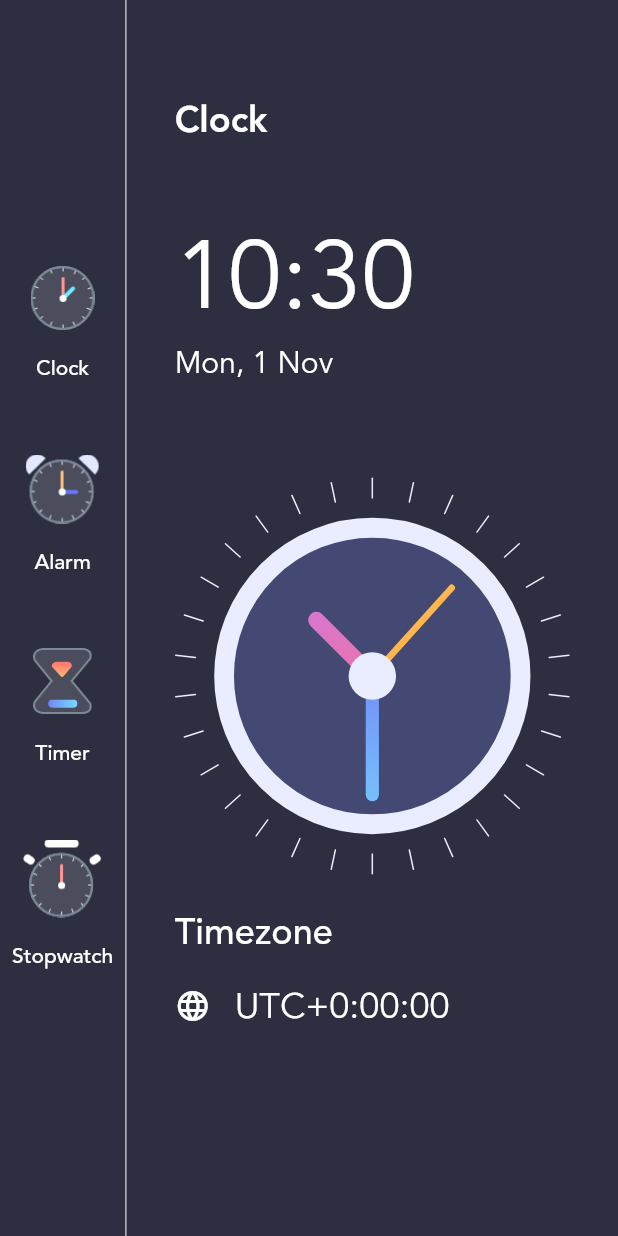
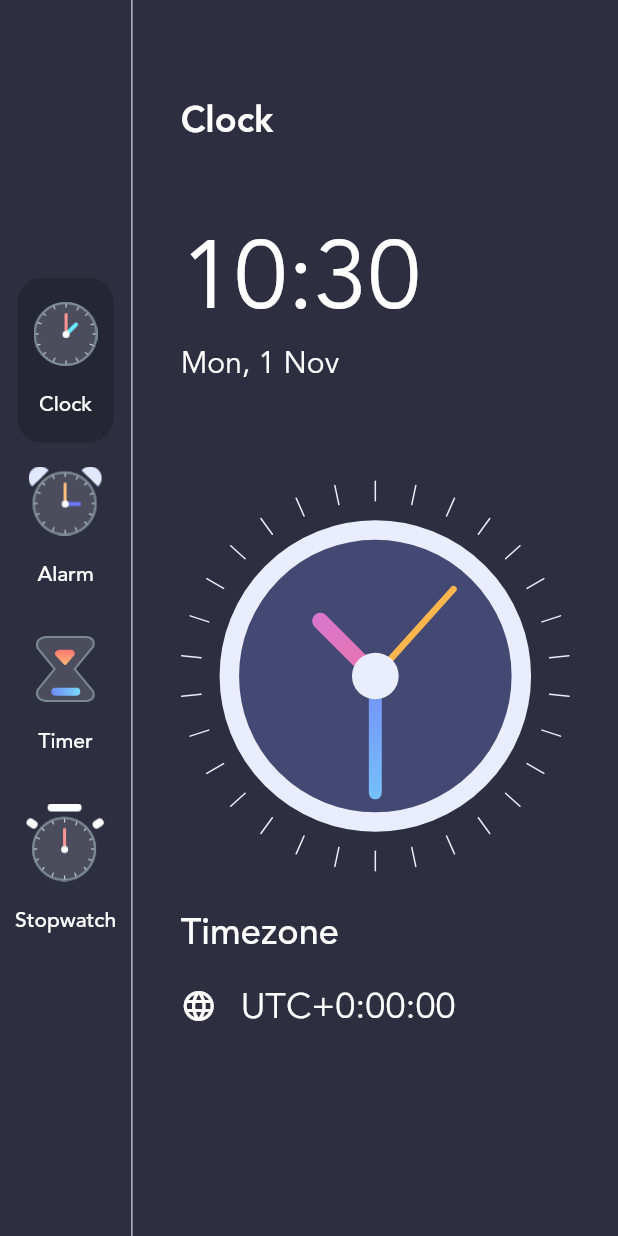
Before and after one commit to Beomus/clockApp, a Flutter app: the screen it shows after launch, on a phone screen of 412 x 824 dp. Run offline on Flutter 3.47's test engine with Material 2 defaults, Android fonts, the phone set to English and light mode, and no system bars.

Commit message:
added functionality
switching view
dynamically adding data
added custom constants

```diff
--- /dev/null
+++ b/lib/constants/theme_data.dart
@@ -0,0 +1,39 @@
+// ignore_for_file: prefer_const_constructors
+
+import 'package:flutter/material.dart';
+
+class CustomColors {
+  static Color primaryTextColor = Colors.white;
+  static Color dividerColor = Colors.white54;
+  static Color pageBackgroundColor = Color(0xFF2D2F41);
+  static Color menuBackgroundColor = Color(0xFF242634);
+
+  static Color clockBG = Color(0xFF444974);
+  static Color clockOutline = Color(0xFFEAECFF);
+  static Color? secHandColor = Colors.orange[300];
+  static Color minHandStatColor = Color(0xFF748EF6);
+  static Color minHandEndColor = Color(0xFF77DDFF);
+  static Color hourHandStatColor = Color(0xFFC279FB);
+  static Color hourHandEndColor = Color(0xFFEA74AB);
+}
+
+class GradientColors {
+  final List<Color> colors;
+  GradientColors(this.colors);
+
+  static List<Color> sky = [Color(0xFF6448FE), Color(0xFF5FC6FF)];
+  static List<Color> sunset = [Color(0xFFFE6197), Color(0xFFFFB463)];
+  static List<Color> sea = [Color(0xFF61A3FE), Color(0xFF63FFD5)];
+  static List<Color> mango = [Color(0xFFFFA738), Color(0xFFFFE130)];
+  static List<Color> fire = [Color(0xFFFF5DCD), Color(0xFFFF8484)];
+}
+
+class GradientTemplate {
+  static List<GradientColors> gradientTemplate = [
+    GradientColors(GradientColors.sky),
+    GradientColors(GradientColors.sunset),
+    GradientColors(GradientColors.sea),
+    GradientColors(GradientColors.mango),
+    GradientColors(GradientColors.fire),
+  ];
+}
--- /dev/null
+++ b/lib/data.dart
@@ -0,0 +1,13 @@
+import 'package:clock_app/enum.dart';
+import 'package:clock_app/menu_info.dart';
+
+List<MenuInfo> menuItems = [
+  MenuInfo(MenuType.clock,
+      title: 'Clock', imageSource: 'assets/clock_icon.png'),
+  MenuInfo(MenuType.alarm,
+      title: 'Alarm', imageSource: 'assets/alarm_icon.png'),
+  MenuInfo(MenuType.timer,
+      title: 'Timer', imageSource: 'assets/timer_icon.png'),
+  MenuInfo(MenuType.stopwatch,
+      title: 'Stopwatch', imageSource: 'assets/stopwatch_icon.png'),
+];
--- /dev/null
+++ b/lib/enum.dart
@@ -0,0 +1 @@
+enum MenuType { clock, alarm, timer, stopwatch }
--- a/lib/homepage.dart
+++ /dev/null
@@ -1,138 +0,0 @@
-// ignore_for_file: prefer_const_constructors
-
-import 'package:clock_app/clock_view.dart';
-import 'package:flutter/material.dart';
-import 'package:intl/intl.dart';
-
-class HomePage extends StatefulWidget {
-  const HomePage({Key? key}) : super(key: key);
-
-  @override
-  _HomePageState createState() => _HomePageState();
-}
-
-class _HomePageState extends State<HomePage> {
-  @override
-  Widget build(BuildContext context) {
-    var now = DateTime.now();
-    var formattedTime = DateFormat('HH:mm').format(now);
-    var formattedDate = DateFormat('EEE, d MMM').format(now);
-
-    var timezoneString = now.timeZoneOffset.toString().split('.').first;
-    var offsetSign = '';
-    if (!timezoneString.startsWith('-')) offsetSign = '+';
-
-    return Scaffold(
-      backgroundColor: Color(0xFF2d2F41),
-      body: Row(
-        children: <Widget>[
-          Column(
-            mainAxisAlignment: MainAxisAlignment.center,
-            children: <Widget>[
-              buildTextButton('Clock', 'assets/clock_icon.png'),
-              buildTextButton('Alarm', 'assets/alarm_icon.png'),
-              buildTextButton('Timer', 'assets/timer_icon.png'),
-              buildTextButton('Stopwatch', 'assets/stopwatch_icon.png'),
-            ],
-          ),
-          VerticalDivider(color: Colors.white, width: 1),
-          Expanded(
-            child: Container(
-              padding: EdgeInsets.symmetric(horizontal: 32, vertical: 64),
-              child: Column(
-                crossAxisAlignment: CrossAxisAlignment.start,
-                children: <Widget>[
-                  Flexible(
-                    flex: 1,
-                    fit: FlexFit.tight,
-                    child: Text('Clock',
-                        style: TextStyle(
-                            fontFamily: 'avenir',
-                            fontWeight: FontWeight.w700,
-                            color: Colors.white,
-                            fontSize: 24)),
-                  ),
-                  Flexible(
-                    flex: 2,
-                    fit: FlexFit.tight,
-                    child: Column(
-                      crossAxisAlignment: CrossAxisAlignment.start,
-                      children: [
-                        Text(formattedTime,
-                            style: TextStyle(
-                                fontFamily: 'avenir',
-                                color: Colors.white,
-                                fontSize: 64)),
-                        Text(formattedDate,
-                            style: TextStyle(
-                                fontFamily: 'avenir',
-                                fontWeight: FontWeight.w300,
-                                color: Colors.white,
-                                fontSize: 20)),
-                      ],
-                    ),
-                  ),
-                  Flexible(
-                      flex: 4,
-                      fit: FlexFit.tight,
-                      child: Align(
-                          alignment: Alignment.center,
-                          child: ClockView(
-                              size: MediaQuery.of(context).size.height / 3))),
-                  Flexible(
-                    flex: 2,
-                    fit: FlexFit.tight,
-                    child: Column(
-                      crossAxisAlignment: CrossAxisAlignment.start,
-                      children: [
-                        Text('Timezone',
-                            style: TextStyle(
-                                fontFamily: 'avenir',
-                                color: Colors.white,
-                                fontWeight: FontWeight.w500,
-                                fontSize: 24)),
-                        SizedBox(height: 16),
-                        Row(
-                          children: <Widget>[
-                            Icon(
-                              Icons.language,
-                              color: Colors.white,
-                            ),
-                            SizedBox(width: 16),
-                            Text('UTC' + offsetSign + timezoneString,
-                                style: TextStyle(
-                                    fontFamily: 'avenir',
-                                    color: Colors.white,
-                                    fontSize: 24))
-                          ],
-                        ),
-                      ],
-                    ),
-                  ),
-                ],
-              ),
-            ),
-          ),
-        ],
-      ),
-    );
-  }
-
-  Padding buildTextButton(String title, String image) {
-    return Padding(
-      padding: EdgeInsets.symmetric(vertical: 16.0),
-      child: TextButton(
-        onPressed: () {},
-        child: Column(
-          children: <Widget>[
-            Image.asset(image, scale: 1.5),
-            SizedBox(height: 16),
-            Text(title,
-                style: TextStyle(
-                    color: Colors.white, fontSize: 14, fontFamily: 'avenir'))
-          ],
-        ),
-      ),
-    );
-  }
-}
--- a/lib/main.dart
+++ b/lib/main.dart
@@ -1,5 +1,10 @@
+// ignore_for_file: prefer_const_constructors
+
+import 'package:clock_app/enum.dart';
+import 'package:clock_app/menu_info.dart';
 import 'package:flutter/material.dart';
-import 'homepage.dart';
+import 'package:provider/provider.dart';
+import 'views/homepage.dart';
 
 void main() {
   runApp(const MyApp());
@@ -17,6 +22,9 @@ class MyApp extends StatelessWidget {
           primarySwatch: Colors.blue,
           visualDensity: VisualDensity.adaptivePlatformDensity,
         ),
-        home: const HomePage());
+        home: ChangeNotifierProvider<MenuInfo>(
+            create: (context) =>
+                MenuInfo(MenuType.clock, imageSource: '', title: ''),
+            child: HomePage()));
   }
 }
--- /dev/null
+++ b/lib/menu_info.dart
@@ -0,0 +1,19 @@
+import 'package:clock_app/enum.dart';
+import 'package:flutter/foundation.dart';
+
+class MenuInfo extends ChangeNotifier {
+  MenuType menuType;
+  String title;
+  String imageSource;
+
+  MenuInfo(this.menuType, {required this.title, required this.imageSource});
+
+  updateMenu(MenuInfo menuInfo) {
+    menuType = menuInfo.menuType;
+    title = menuInfo.title;
+    imageSource = menuInfo.imageSource;
+
+    // Important
+    notifyListeners();
+  }
+}
--- /dev/null
+++ b/lib/views/homepage.dart
@@ -0,0 +1,159 @@
+// ignore_for_file: prefer_const_constructors
+
+import 'package:clock_app/constants/theme_data.dart';
+import 'package:clock_app/enum.dart';
+import 'package:clock_app/menu_info.dart';
+import 'package:clock_app/views/clock_view.dart';
+import 'package:flutter/material.dart';
+import 'package:intl/intl.dart';
+import 'package:provider/provider.dart';
+
+import '../data.dart';
+
+class HomePage extends StatefulWidget {
+  const HomePage({Key? key}) : super(key: key);
+
+  @override
+  _HomePageState createState() => _HomePageState();
+}
+
+class _HomePageState extends State<HomePage> {
+  @override
+  Widget build(BuildContext context) {
+    var now = DateTime.now();
+    var formattedTime = DateFormat('HH:mm').format(now);
+    var formattedDate = DateFormat('EEE, d MMM').format(now);
+
+    var timezoneString = now.timeZoneOffset.toString().split('.').first;
+    var offsetSign = '';
+    if (!timezoneString.startsWith('-')) offsetSign = '+';
+
+    return Scaffold(
+      backgroundColor: Color(0xFF2d2F41),
+      body: Row(
+        children: <Widget>[
+          Column(
+            mainAxisAlignment: MainAxisAlignment.center,
+            children: menuItems
+                .map((currentMenuInfo) => buildTextButton(currentMenuInfo))
+                .toList(),
+          ),
+          VerticalDivider(color: Colors.white, width: 1),
+          Expanded(
+            child: Consumer<MenuInfo>(builder: (context, value, child) {
+              if (value.menuType != MenuType.clock) return Container();
+
+              return Container(
+                padding: EdgeInsets.symmetric(horizontal: 32, vertical: 64),
+                child: Column(
+                  crossAxisAlignment: CrossAxisAlignment.start,
+                  children: <Widget>[
+                    Flexible(
+                      flex: 1,
+                      fit: FlexFit.tight,
+                      child: Text('Clock',
+                          style: TextStyle(
+                              fontFamily: 'avenir',
+                              fontWeight: FontWeight.w700,
+                              color: Colors.white,
+                              fontSize: 24)),
+                    ),
+                    Flexible(
+                      flex: 2,
+                      fit: FlexFit.tight,
+                      child: Column(
+                        crossAxisAlignment: CrossAxisAlignment.start,
+                        children: [
+                          Text(formattedTime,
+                              style: TextStyle(
+                                  fontFamily: 'avenir',
+                                  color: Colors.white,
+                                  fontSize: 64)),
+                          Text(formattedDate,
+                              style: TextStyle(
+                                  fontFamily: 'avenir',
+                                  fontWeight: FontWeight.w300,
+                                  color: Colors.white,
+                                  fontSize: 20)),
+                        ],
+                      ),
+                    ),
+                    Flexible(
+                        flex: 4,
+                        fit: FlexFit.tight,
+                        child: Align(
+                            alignment: Alignment.center,
+                            child: ClockView(
+                                size: MediaQuery.of(context).size.height / 3))),
+                    Flexible(
+                      flex: 2,
+                      fit: FlexFit.tight,
+                      child: Column(
+                        crossAxisAlignment: CrossAxisAlignment.start,
+                        children: [
+                          Text('Timezone',
+                              style: TextStyle(
+                                  fontFamily: 'avenir',
+                                  color: Colors.white,
+                                  fontWeight: FontWeight.w500,
+                                  fontSize: 24)),
+                          SizedBox(height: 16),
+                          Row(
+                            children: <Widget>[
+                              Icon(
+                                Icons.language,
+                                color: Colors.white,
+                              ),
+                              SizedBox(width: 16),
+                              Text('UTC' + offsetSign + timezoneString,
+                                  style: TextStyle(
+                                      fontFamily: 'avenir',
+                                      color: Colors.white,
+                                      fontSize: 24))
+                            ],
+                          ),
+                        ],
+                      ),
+                    ),
+                  ],
+                ),
+              );
+            }),
+          ),
+        ],
+      ),
+    );
+  }
+
+  Widget buildTextButton(MenuInfo currentMenuInfo) {
+    return Consumer<MenuInfo>(
+      builder: (context, value, child) {
+        return TextButton(
+          // padding: const EdgeInsets.symmetric(vertical: 16.0),
+          onPressed: () {
+            var menuInfo = Provider.of<MenuInfo>(context, listen: false);
+            menuInfo.updateMenu(currentMenuInfo);
+          },
+          style: TextButton.styleFrom(
+            shape: RoundedRectangleBorder(
+              borderRadius: BorderRadius.circular(16.0),
+            ),
+            padding: EdgeInsets.symmetric(vertical: 16, horizontal: 10),
+            backgroundColor: currentMenuInfo.menuType == value.menuType
+                ? CustomColors.menuBackgroundColor
+                : Colors.transparent,
+          ),
+          child: Column(
+            children: <Widget>[
+              Image.asset(currentMenuInfo.imageSource, scale: 1.5),
+              SizedBox(height: 16),
+              Text(currentMenuInfo.title,
+                  style: TextStyle(
+                      color: Colors.white, fontSize: 14, fontFamily: 'avenir'))
+            ],
+          ),
+        );
+      },
+    );
+  }
+}
--- a/pubspec.yaml
+++ b/pubspec.yaml
@@ -27,6 +27,7 @@ environment:
 # the latest version available on pub.dev. To see which dependencies have newer
 # versions available, run `flutter pub outdated`.
 dependencies:
+  provider: ^6.0.1
   intl: ^0.17.0
   flutter:
     sdk: flutter
```
Also changed, not shown: lib/views/clock_view.dart (renamed from lib/clock_view.dart), pubspec.lock.
